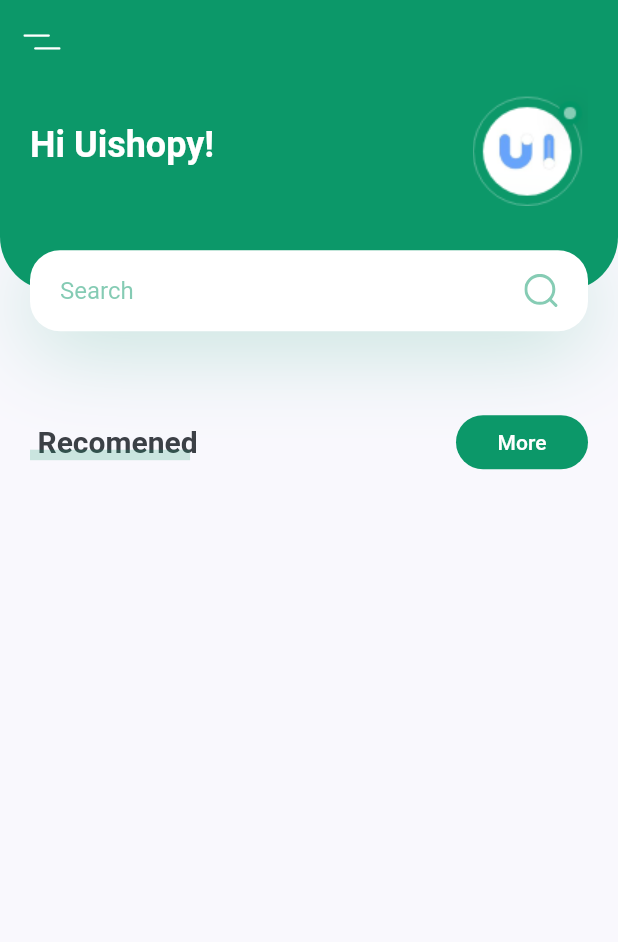
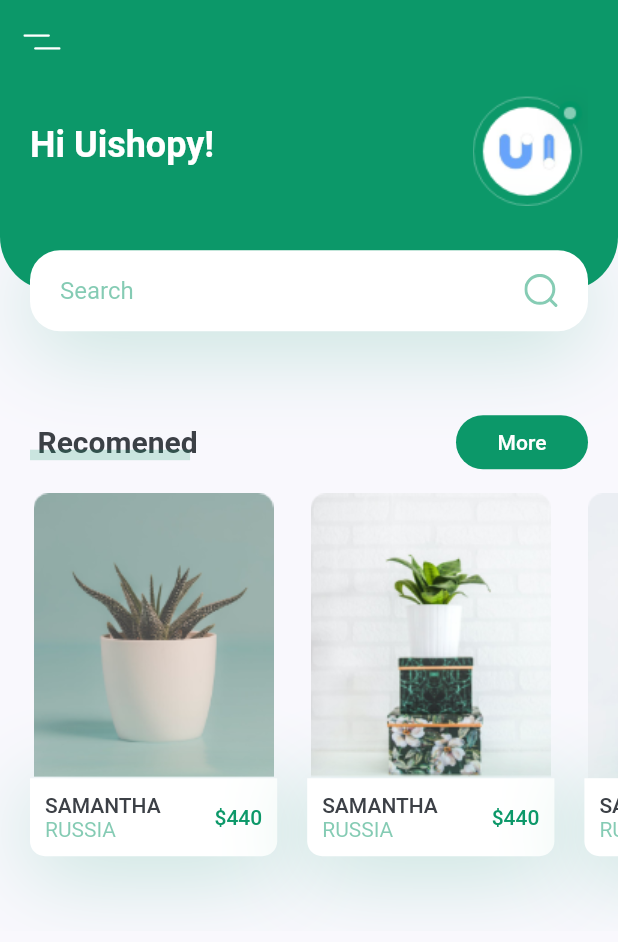
Before and after one commit to huanshenyi/youtube-plant-app, a Flutter app: the screen it shows after launch, on a phone screen of 412 x 824 dp. Shown: the top 942 px of the screen. Run offline on Flutter 3.47's test engine with Material 2 defaults, Android fonts, the light colour scheme and no system bars; our stand-ins replace flutter_svg.

Commit message:
商品横スクロール可能なリスト追加完了

```diff
--- a/lib/screens/home/components/body.dart
+++ b/lib/screens/home/components/body.dart
@@ -1,4 +1,6 @@
 import 'package:flutter/material.dart';
+import 'package:plant_app/constants.dart';
+import 'package:plant_app/screens/home/components/recomend_plants.dart';
 import 'package:plant_app/screens/home/components/title_with_more_bbtn.dart';
 import 'header_with_seachbox.dart';
 
@@ -11,10 +13,8 @@ class Body extends StatelessWidget {
       child: Column(
         children: [
           HeaderWithSearchBox(size: size),
-          TitleWithMoreBtn(
-            title: "Recomened",
-            press: (){},
-          ),
+          TitleWithMoreBtn( title: "Recomened", press: (){},),
+          RecomendsPlants(key: key,),
         ],
       ),
     );
--- /dev/null
+++ b/lib/screens/home/components/recomend_plants.dart
@@ -0,0 +1,117 @@
+import 'package:flutter/material.dart';
+import 'package:plant_app/constants.dart';
+
+class RecomendsPlants extends StatelessWidget {
+
+  const RecomendsPlants({
+    Key key,
+  }): super(key:key);
+
+  @override
+  Widget build(BuildContext context) {
+    // TODO: implement build
+    return SingleChildScrollView( //スクロール可能にする
+      scrollDirection: Axis.horizontal,
+      child: Row(
+        children: [
+          RecomendPlantCard(
+            image: "assetcs/images/image_1.png",
+            title: "Samantha",
+            country: "Russia",
+            press: (){},
+            price: 440,
+          ),
+          RecomendPlantCard(
+            image: "assetcs/images/image_2.png",
+            title: "Samantha",
+            country: "Russia",
+            press: (){},
+            price: 440,
+          ),
+          RecomendPlantCard(
+            image: "assetcs/images/image_3.png",
+            title: "Samantha",
+            country: "Russia",
+            press: (){},
+            price: 440,
+          )
+        ],
+      ),
+    );
+  }
+
+}
+
+class RecomendPlantCard extends StatelessWidget {
+
+  const RecomendPlantCard({
+    Key key, this.image, this.title, this.country, this.price, this.press,
+  }): super(key:key);
+
+  final String image, title, country;
+  final int price;
+  final Function press;
+
+  @override
+  Widget build(BuildContext context) {
+    Size size = MediaQuery.of(context).size;
+    // TODO: implement build
+    return Container(
+      margin: EdgeInsets.only(
+          left: kDefaultPadding,
+          top: kDefaultPadding/2,
+          bottom: kDefaultPadding * 2.5
+      ),
+      width: size.width * 0.4,
+      child: Column(
+        children: [
+          Image.asset(image),
+          GestureDetector(
+            onTap: press,
+            child: Container( // 白い商品名と値段書いてる所
+              padding: EdgeInsets.all(kDefaultPadding / 2),
+              decoration: BoxDecoration(
+                color: Colors.white,
+                borderRadius: BorderRadius.only(
+                    bottomLeft: Radius.circular(10),
+                    bottomRight: Radius.circular(10)
+                ),
+                boxShadow: [
+                  BoxShadow(
+                    offset: Offset(0, 10),
+                    blurRadius: 50,
+                    color: kPrimaryColor.withOpacity(0.23),
+                  )
+                ],
+              ),
+              child: Row(
+                children: [
+                  RichText(
+                    text: TextSpan(
+                      children: [
+                        TextSpan(
+                          text: "$title\n".toUpperCase(),
+                          style: Theme.of(context).textTheme.button,
+                        ),
+                        TextSpan(
+                          text: "$country".toUpperCase(),
+                          style: TextStyle(
+                            color: kPrimaryColor.withOpacity(0.5),
+                          ),
+                        ),
+                      ],
+                    ),
+                  ),
+                  Spacer(),
+                  Text("\$$price", style: Theme.of(context)
+                      .textTheme
+                      .button.copyWith(color: kPrimaryColor),)
+                ],
+              ),
+            ),
+          )
+        ]
+        ,),
+    );
+  }
+}
```
